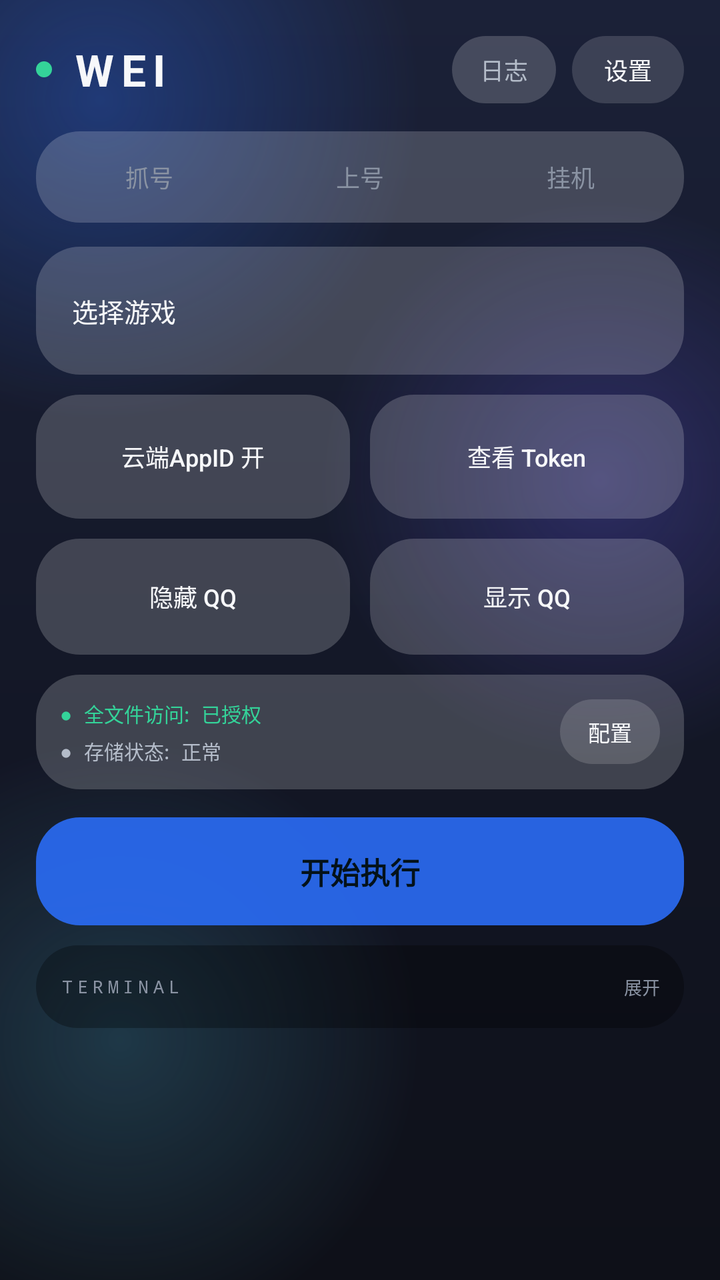
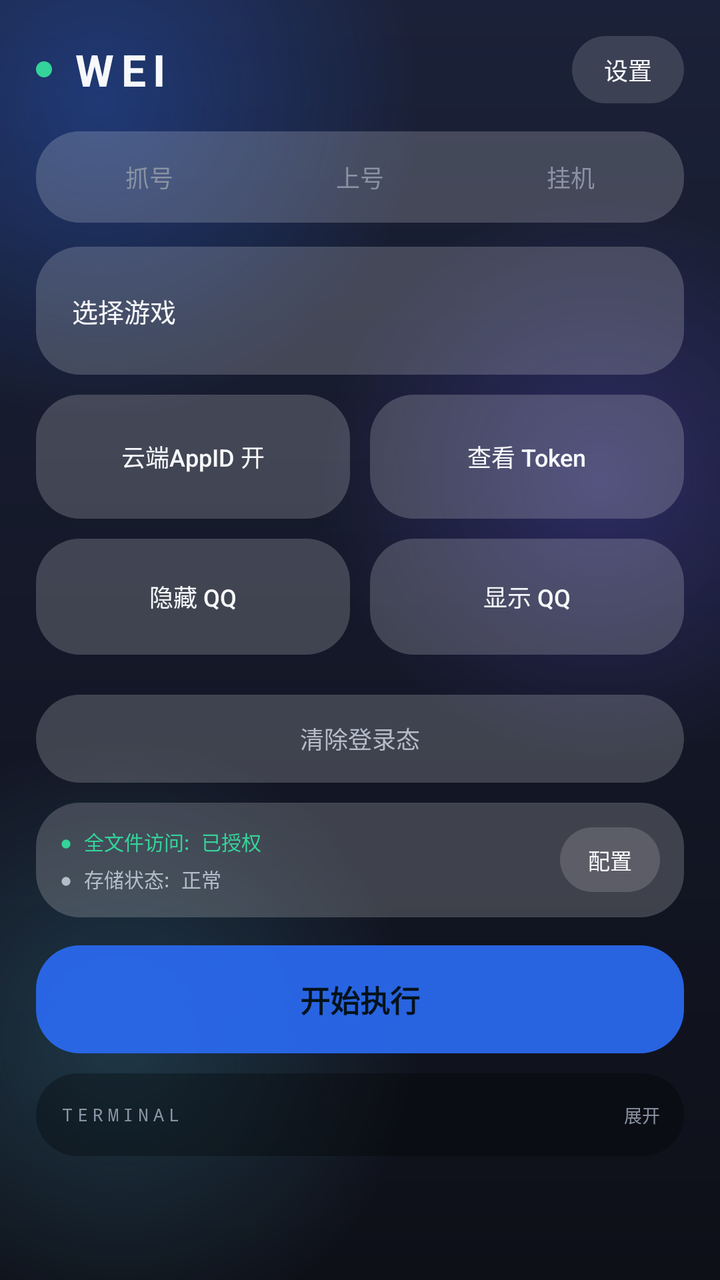

Compare the two renders of this Android layout. The source of the first and the diff that turns it into the second are given below.
<!-- AndroidManifest.xml: application theme AppTheme -->
<!-- res/layout/activity_main.xml -->
<?xml version="1.0" encoding="utf-8"?>
<FrameLayout xmlns:android="http://schemas.android.com/apk/res/android"
    android:layout_width="match_parent"
    android:layout_height="match_parent"
    android:background="@drawable/bg_window">
    <ImageView android:id="@+id/bg_custom" android:layout_width="match_parent" android:layout_height="match_parent" android:scaleType="centerCrop" android:visibility="gone" />
    <View android:id="@+id/bg_hue" android:layout_width="match_parent" android:layout_height="match_parent" android:background="#00000000" />
    <View android:id="@+id/bg_glass" android:layout_width="match_parent" android:layout_height="match_parent" android:background="#00000000" />

    <LinearLayout
        android:layout_width="match_parent"
        android:layout_height="match_parent"
        android:orientation="vertical"
        android:fitsSystemWindows="true"
        android:paddingLeft="18dp"
        android:paddingRight="18dp">

        
        <LinearLayout
            android:layout_width="match_parent"
            android:layout_height="wrap_content"
            android:orientation="horizontal"
            android:gravity="center_vertical"
            android:paddingTop="18dp"
            android:paddingBottom="14dp">
            <View
                android:layout_width="8dp"
                android:layout_height="8dp"
                android:background="@drawable/dot_green" />
            <TextView
                android:layout_width="0dp"
                android:layout_height="wrap_content"
                android:layout_weight="1"
                android:layout_marginStart="10dp"
                android:text="WEI"
                android:textSize="22sp"
                android:textStyle="bold"
                android:textColor="@color/text_primary"
                android:letterSpacing="0.16" />
            <TextView
                android:id="@+id/btn_log_toggle"
                android:layout_width="wrap_content"
                android:layout_height="wrap_content"
                android:text="日志"
                android:textSize="12sp"
                android:textColor="@color/text_secondary"
                android:background="@drawable/glass_card"
                android:tag="glass"
                android:paddingLeft="14dp"
                android:paddingRight="14dp"
                android:paddingTop="8dp"
                android:paddingBottom="8dp"
                android:layout_marginEnd="8dp" />
            <Button
                android:id="@+id/btn_settings"
                android:layout_width="wrap_content"
                android:layout_height="wrap_content"
                android:text="设置"
                android:textSize="12sp"
                android:textColor="@color/text_primary"
                android:background="@drawable/glass_btn_secondary"
                android:tag="glass"
                android:textAllCaps="false"
                android:stateListAnimator="@null"
                android:paddingLeft="16dp"
                android:paddingRight="16dp"
                android:minWidth="0dp"
                android:minHeight="0dp"
                android:paddingTop="8dp"
                android:paddingBottom="8dp" />
        </LinearLayout>

        
        <RadioGroup
            android:id="@+id/mode_radio_group"
            android:layout_width="match_parent"
            android:layout_height="wrap_content"
            android:orientation="horizontal"
            android:background="@drawable/glass_card"
            android:tag="glass"
            android:padding="4dp"
            android:layout_marginBottom="12dp">
            <RadioButton
                android:id="@+id/radio_capture_mode"
                android:layout_width="0dp"
                android:layout_height="wrap_content"
                android:layout_weight="1"
                android:text="抓号"
                android:textSize="12sp"
                android:textColor="@color/seg_text"
                android:button="@null"
                android:background="@drawable/seg_item"
                android:gravity="center"
                android:paddingTop="10dp"
                android:paddingBottom="10dp" />
            <RadioButton
                android:id="@+id/radio_login_mode"
                android:layout_width="0dp"
                android:layout_height="wrap_content"
                android:layout_weight="1"
                android:text="上号"
                android:textSize="12sp"
                android:textColor="@color/seg_text"
                android:button="@null"
                android:background="@drawable/seg_item"
                android:gravity="center"
                android:paddingTop="10dp"
                android:paddingBottom="10dp" />
            <RadioButton
                android:id="@+id/radio_hang_up_mode"
                android:layout_width="0dp"
                android:layout_height="wrap_content"
                android:layout_weight="1"
                android:text="挂机"
                android:textSize="12sp"
                android:textColor="@color/seg_text"
                android:button="@null"
                android:background="@drawable/seg_item"
                android:gravity="center"
                android:paddingTop="10dp"
                android:paddingBottom="10dp" />
        </RadioGroup>

        
        <ScrollView
            android:layout_width="match_parent"
            android:layout_height="wrap_content"
            android:scrollbars="none"
            android:clipToPadding="false">
            <LinearLayout
                android:layout_width="match_parent"
                android:layout_height="wrap_content"
                android:orientation="vertical"
                android:paddingBottom="10dp">

                <Button
                    android:id="@+id/btn_select_game"
                    android:layout_width="match_parent"
                    android:layout_height="64dp"
                    android:text="选择游戏"
                    android:textSize="13sp"
                    android:textColor="@color/text_primary"
                    android:background="@drawable/glass_card"
                    android:tag="glass"
                    android:textAllCaps="false"
                    android:stateListAnimator="@null"
                    android:gravity="center_vertical|start"
                    android:paddingStart="18dp"
                    android:paddingEnd="18dp"
                    android:maxLines="1"
                    android:ellipsize="end"
                    android:minWidth="0dp"
                    android:minHeight="0dp"
                    android:layout_marginBottom="10dp" />

                <LinearLayout
                    android:layout_width="match_parent"
                    android:layout_height="wrap_content"
                    android:orientation="horizontal"
                    android:layout_marginBottom="10dp">
                    <Button
                        android:id="@+id/btn_cloud_appid"
                        android:layout_width="0dp"
                        android:layout_height="62dp"
                        android:layout_weight="1"
                        android:layout_marginEnd="5dp"
                        android:text="云端AppID 开"
                        android:textSize="12sp"
                        android:textColor="@color/text_primary"
                        android:background="@drawable/glass_card"
                        android:tag="glass"
                        android:textAllCaps="false"
                        android:stateListAnimator="@null"
                        android:gravity="center"
                        android:maxLines="2"
                        android:paddingLeft="8dp"
                        android:paddingRight="8dp"
                        android:minWidth="0dp"
                        android:minHeight="0dp" />
                    <Button
                        android:id="@+id/btn_view_token"
                        android:layout_width="0dp"
                        android:layout_height="62dp"
                        android:layout_weight="1"
                        android:layout_marginStart="5dp"
                        android:text="查看 Token"
                        android:textSize="12sp"
                        android:textColor="@color/text_primary"
                        android:background="@drawable/glass_card"
                        android:tag="glass"
                        android:textAllCaps="false"
                        android:stateListAnimator="@null"
                        android:gravity="center"
                        android:maxLines="2"
                        android:paddingLeft="8dp"
                        android:paddingRight="8dp"
                        android:minWidth="0dp"
                        android:minHeight="0dp" />
                </LinearLayout>

                <LinearLayout
                    android:layout_width="match_parent"
                    android:layout_height="wrap_content"
                    android:orientation="horizontal"
                    android:layout_marginBottom="10dp">
                    <Button
                        android:id="@+id/btn_hide"
                        android:layout_width="0dp"
                        android:layout_height="58dp"
                        android:layout_weight="1"
                        android:layout_marginEnd="5dp"
                        android:text="隐藏 QQ"
                        android:textSize="12sp"
                        android:textColor="@color/text_primary"
                        android:background="@drawable/glass_card"
                        android:tag="glass"
                        android:textAllCaps="false"
                        android:stateListAnimator="@null"
                        android:gravity="center"
                        android:minWidth="0dp"
                        android:minHeight="0dp" />
                    <Button
                        android:id="@+id/btn_show"
                        android:layout_width="0dp"
                        android:layout_height="58dp"
                        android:layout_weight="1"
                        android:layout_marginStart="5dp"
                        android:text="显示 QQ"
                        android:textSize="12sp"
                        android:textColor="@color/text_primary"
                        android:background="@drawable/glass_card"
                        android:tag="glass"
                        android:textAllCaps="false"
                        android:stateListAnimator="@null"
                        android:gravity="center"
                        android:minWidth="0dp"
                        android:minHeight="0dp" />
                </LinearLayout>

                <LinearLayout
                    android:layout_width="match_parent"
                    android:layout_height="wrap_content"
                    android:orientation="horizontal"
                    android:background="@drawable/glass_card"
                    android:tag="glass"
                    android:padding="12dp"
                    android:gravity="center_vertical">
                    <LinearLayout
                        android:layout_width="0dp"
                        android:layout_height="wrap_content"
                        android:layout_weight="1"
                        android:orientation="vertical">
                        <TextView
                            android:id="@+id/txt_storage_permission_status"
                            android:layout_width="match_parent"
                            android:layout_height="wrap_content"
                            android:text="● 全文件访问: 已授权"
                            android:textSize="10sp"
                            android:textColor="@color/accent_green"
                            android:fontFamily="monospace"
                            android:maxLines="1"
                            android:ellipsize="end"
                            android:layout_marginBottom="4dp" />
                        <TextView
                            android:id="@+id/txt_directory_status"
                            android:layout_width="match_parent"
                            android:layout_height="wrap_content"
                            android:text="● 存储状态: 正常"
                            android:textSize="10sp"
                            android:textColor="@color/text_secondary"
                            android:fontFamily="monospace"
                            android:maxLines="1"
                            android:ellipsize="end" />
                    </LinearLayout>
                    <Button
                        android:id="@+id/btn_select_directory"
                        android:layout_width="wrap_content"
                        android:layout_height="wrap_content"
                        android:layout_marginStart="10dp"
                        android:text="配置"
                        android:textSize="11sp"
                        android:textColor="@color/text_primary"
                        android:background="@drawable/glass_btn_secondary"
                        android:tag="glass"
                        android:textAllCaps="false"
                        android:stateListAnimator="@null"
                        android:paddingLeft="14dp"
                        android:paddingRight="14dp"
                        android:paddingTop="8dp"
                        android:paddingBottom="8dp"
                        android:minWidth="0dp"
                        android:minHeight="0dp" />
                </LinearLayout>
            </LinearLayout>
        </ScrollView>

        
        <Button
            android:id="@+id/btn_start"
            android:layout_width="match_parent"
            android:layout_height="54dp"
            android:text="开始执行"
            android:textSize="15sp"
            android:textStyle="bold"
            android:textColor="#04121A"
            android:background="@drawable/glass_btn_primary"
            android:tag="glass"
            android:textAllCaps="false"
            android:stateListAnimator="@null"
            android:minWidth="0dp"
            android:minHeight="0dp"
            android:layout_marginTop="4dp"
            android:layout_marginBottom="10dp" />

        
        <LinearLayout
            android:id="@+id/card_log"
            android:layout_width="match_parent"
            android:layout_height="wrap_content"
            android:orientation="vertical"
            android:background="@drawable/bg_log"
            android:tag="glass"
            android:padding="12dp"
            android:layout_marginBottom="6dp">
            <LinearLayout
                android:id="@+id/row_log_header"
                android:layout_width="match_parent"
                android:layout_height="wrap_content"
                android:orientation="horizontal"
                android:gravity="center_vertical"
                android:paddingTop="2dp"
                android:paddingBottom="2dp">
                <TextView
                    android:layout_width="wrap_content"
                    android:layout_height="wrap_content"
                    android:text="TERMINAL"
                    android:textSize="9sp"
                    android:textColor="@color/text_muted"
                    android:fontFamily="monospace"
                    android:letterSpacing="0.25" />
                <TextView
                    android:id="@+id/tv_log_last"
                    android:layout_width="0dp"
                    android:layout_height="wrap_content"
                    android:layout_weight="1"
                    android:layout_marginStart="8dp"
                    android:layout_marginEnd="8dp"
                    android:text=""
                    android:textSize="9sp"
                    android:textColor="@color/accent_green"
                    android:fontFamily="monospace"
                    android:singleLine="true"
                    android:ellipsize="start" />
                <TextView
                    android:id="@+id/tv_log_chevron"
                    android:layout_width="wrap_content"
                    android:layout_height="wrap_content"
                    android:text="展开"
                    android:textSize="9sp"
                    android:textColor="@color/text_muted"
                    android:fontFamily="monospace" />
            </LinearLayout>
            <ScrollView
                android:id="@+id/scroll_log"
                android:layout_width="match_parent"
                android:layout_height="0dp"
                android:layout_weight="1"
                android:visibility="gone"
                android:layout_marginTop="6dp"
                android:scrollbars="vertical">
                <TextView
                    android:id="@+id/tv_log"
                    android:fontFeatureSettings="tnum"
                    android:breakStrategy="balanced"
                    android:hyphenationFrequency="none"
                    android:layout_width="match_parent"
                    android:layout_height="wrap_content"
                    android:text="> WEI 终端已启动"
                    android:textColor="@color/accent_green"
                    android:textSize="10sp"
                    android:fontFamily="monospace"
                    android:lineSpacingExtra="4dp" />
            </ScrollView>
        </LinearLayout>
    </LinearLayout>
</FrameLayout>
<!-- resources referenced by this layout -->
<resources>
  <color name="accent_green">#34D399</color>
  <color name="text_muted">#8A93A3</color>
  <color name="text_primary">#F7F8FA</color>
  <color name="text_secondary">#B4BCC9</color>
  <!-- drawable bg_log (drawable) -->
  <?xml version="1.0" encoding="utf-8"?>
  <shape xmlns:android="http://schemas.android.com/apk/res/android" android:shape="rectangle">
      <solid android:color="#4D000000" />
      <corners android:radius="22dp" />
  </shape>
  <!-- drawable dot_green (drawable) -->
  <?xml version="1.0" encoding="utf-8"?>
  <shape xmlns:android="http://schemas.android.com/apk/res/android" android:shape="oval">
      <solid android:color="#34D399" />
      <size android:width="8dp" android:height="8dp" />
  </shape>
  <!-- drawable glass_btn_primary (drawable) -->
  <?xml version="1.0" encoding="utf-8"?>
  <shape xmlns:android="http://schemas.android.com/apk/res/android" android:shape="rectangle">
      <solid android:color="#E62B6CF6" />
      <corners android:radius="22dp" />
  </shape>
  <!-- drawable glass_btn_secondary (drawable) -->
  <?xml version="1.0" encoding="utf-8"?>
  <shape xmlns:android="http://schemas.android.com/apk/res/android" android:shape="rectangle">
      <solid android:color="#26FFFFFF" />
      <corners android:radius="22dp" />
  </shape>
  <!-- drawable glass_card (drawable) -->
  <?xml version="1.0" encoding="utf-8"?>
  <shape xmlns:android="http://schemas.android.com/apk/res/android" android:shape="rectangle">
      <solid android:color="#30FFFFFF" />
      <corners android:radius="22dp" />
  </shape>
  <!-- drawable seg_item (drawable) -->
  <?xml version="1.0" encoding="utf-8"?>
  <selector xmlns:android="http://schemas.android.com/apk/res/android">
      <item android:state_checked="true">
          <shape android:shape="rectangle">
              <solid android:color="#3D2B6CF6" />
              <corners android:radius="18dp" />
          </shape>
      </item>
      <item>
          <shape android:shape="rectangle">
              <solid android:color="#00000000" />
              <corners android:radius="18dp" />
          </shape>
      </item>
  </selector>
  <style name="AppTheme" parent="Theme.AppCompat.NoActionBar">
          <item name="colorPrimary">@color/bg_primary</item>
          <item name="colorPrimaryDark">@color/bg_primary</item>
          <item name="colorAccent">@color/accent_cyan</item>
          <item name="android:windowBackground">@drawable/bg_window</item>
          <item name="android:textColorPrimary">@color/text_primary</item>
          <item name="android:textColorSecondary">@color/text_secondary</item>
          <item name="android:windowAnimationStyle">@style/AppWindowAnim</item>
      </style>
  <color name="bg_primary">#0E1018</color>
  <color name="accent_cyan">#2B6CF6</color>
  <style name="AppWindowAnim">
          <item name="android:activityOpenEnterAnimation">@anim/slide_in_right</item>
          <item name="android:activityOpenExitAnimation">@anim/fade_out</item>
          <item name="android:activityCloseEnterAnimation">@anim/fade_in</item>
          <item name="android:activityCloseExitAnimation">@anim/slide_out_right</item>
      </style>
  <!-- unchanged entries left out for length: 1 -->
</resources>

<!-- the commit's change to res/layout/activity_main.xml (unified diff, before → after) -->
@@ -37,20 +37,6 @@
                 android:textStyle="bold"
                 android:textColor="@color/text_primary"
                 android:letterSpacing="0.16" />
-            <TextView
-                android:id="@+id/btn_log_toggle"
-                android:layout_width="wrap_content"
-                android:layout_height="wrap_content"
-                android:text="日志"
-                android:textSize="12sp"
-                android:textColor="@color/text_secondary"
-                android:background="@drawable/glass_card"
-                android:tag="glass"
-                android:paddingLeft="14dp"
-                android:paddingRight="14dp"
-                android:paddingTop="8dp"
-                android:paddingBottom="8dp"
-                android:layout_marginEnd="8dp" />
             <Button
                 android:id="@+id/btn_settings"
                 android:layout_width="wrap_content"
@@ -237,6 +223,22 @@
                         android:minHeight="0dp" />
                 </LinearLayout>
 
+                <Button
+                    android:id="@+id/btn_clear_login"
+                    android:layout_width="match_parent"
+                    android:layout_height="44dp"
+                    android:text="清除登录态"
+                    android:textSize="12sp"
+                    android:textColor="@color/text_secondary"
+                    android:background="@drawable/glass_card"
+                    android:tag="glass"
+                    android:textAllCaps="false"
+                    android:stateListAnimator="@null"
+                    android:gravity="center"
+                    android:layout_marginTop="10dp"
+                    android:minWidth="0dp"
+                    android:minHeight="0dp" />
+
                 <LinearLayout
                     android:layout_width="match_parent"
                     android:layout_height="wrap_content"
@@ -244,7 +246,8 @@
                     android:background="@drawable/glass_card"
                     android:tag="glass"
                     android:padding="12dp"
-                    android:gravity="center_vertical">
+                    android:gravity="center_vertical"
+                    android:layout_marginTop="10dp">
                     <LinearLayout
                         android:layout_width="0dp"
                         android:layout_height="wrap_content"
